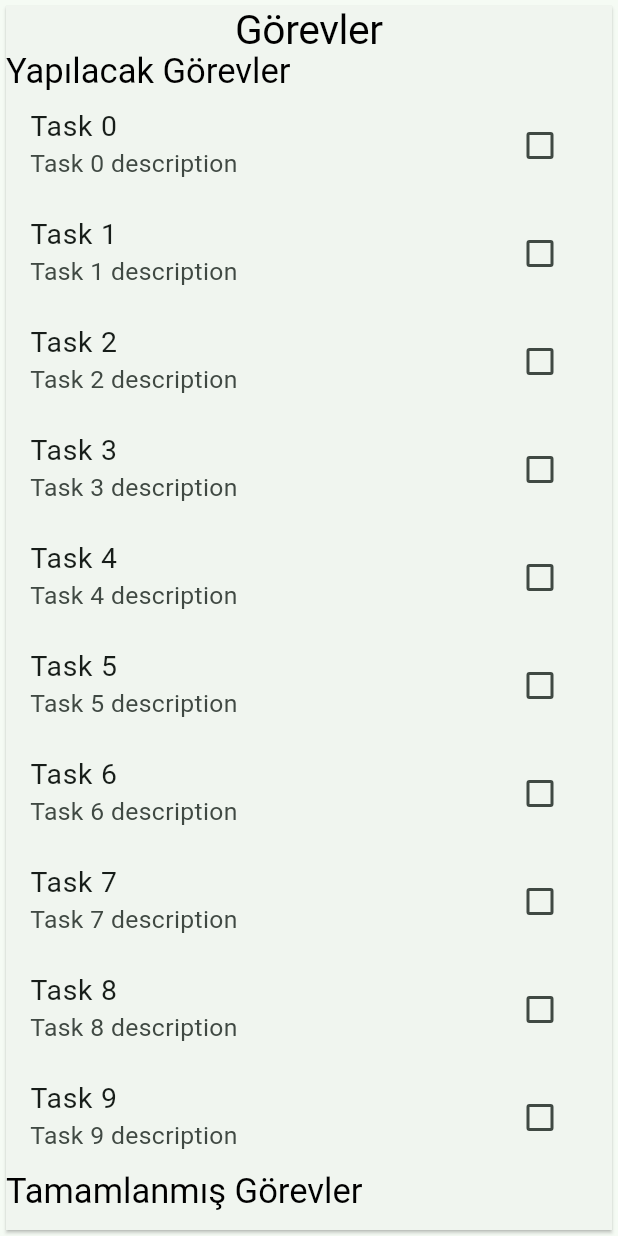
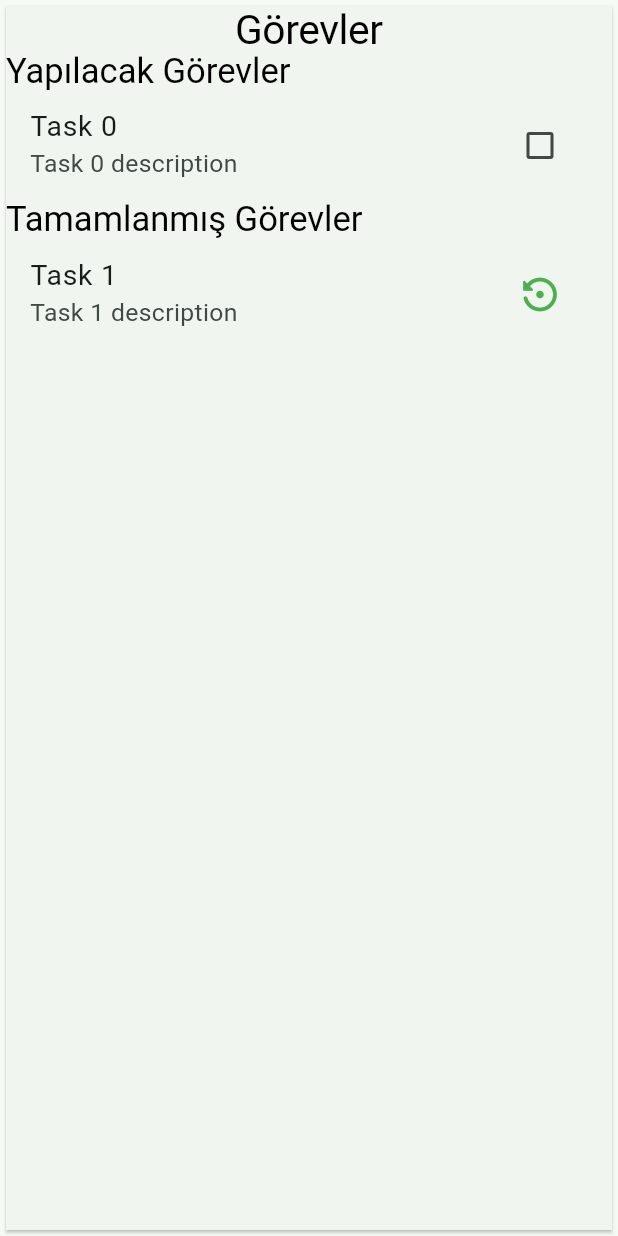
Before and after one commit to Mepsan-Petrol-A-S-Staj/wc_project, a Flutter app: the TaskPageMobile widget shown alone on an empty page, opened directly with empty values, on a phone screen of 412 x 824 dp. Run offline on Flutter 3.47's test engine with Material 3 defaults, Android fonts, the phone set to English and light mode, and no system bars; our stand-ins replace connectivity_plus, flutter_rating_stars, flutter_svg, hooks_riverpod, icons_plus, riverpod and 1 more; missing offline and left inert: network_info_plus, slide_digital_clock; accounts and stored records are empty.

Commit message:
• Upgrade: Taskpage responsive

```diff
--- a/wc_project/lib/main.dart
+++ b/wc_project/lib/main.dart
@@ -58,7 +58,7 @@ class MyApp extends StatelessWidget {
         '/': (context) => PatternPage(height: height, width: width),
         '/homepage': (context) => HomePage(height: height, width: width),
         '/loginpage': (context) => LoginPage(height: height, width: width),
-        '/taskpage': (context) => TaskPage(height: height, width: width),
+        '/taskpage': (context) => TaskPage(),
         '/devicesavepage': (context) =>
             DeviceSavePage(height: height, width: width),
       },
--- a/wc_project/lib/services/controllers/patternpage_controller.dart
+++ b/wc_project/lib/services/controllers/patternpage_controller.dart
@@ -87,8 +87,7 @@ class PatternPageController {
               );
       case 2:
         return SingleChildScrollView(
-            physics: const BouncingScrollPhysics(),
-            child: TaskPage(height: height, width: width));
+            physics: const BouncingScrollPhysics(), child: TaskPage());
       case 3:
         return SingleChildScrollView(
             physics: const BouncingScrollPhysics(),
--- a/wc_project/lib/widgets/mobile/taskpagecard_widget.dart
+++ b/wc_project/lib/widgets/mobile/taskpagecard_widget.dart
@@ -36,17 +36,19 @@ class TaskPageMobile extends StatelessWidget {
               SharedConstants.taskPageTitle,
               style: Theme.of(context).textTheme.displayLarge,
             ),
-            for (int i = 0;
-                i < SharedList.taskPageCardTextList.length;
-                i++)
+            for (int i = 0; i < SharedList.taskPageCardTextList.length; i++)
               Column(
                 crossAxisAlignment: CrossAxisAlignment.start,
                 children: [
-                  Text(
+                  Padding(
+                    padding: EdgeInsets.symmetric(
+                      vertical: height * SharedConstants.generalPadding,
+                    ),
+                    child: Text(
                       SharedList.taskPageCardTextList[i],
                       style: Theme.of(context).textTheme.displayMedium,
                     ),
-                  for (int i = 0; i < 10; i++)
+                  ),
                   ListTile(
                     title: Text(
                       'Task $i',
@@ -54,9 +56,15 @@ class TaskPageMobile extends StatelessWidget {
                     subtitle: Text(
                       'Task $i description',
                     ),
-                      trailing: Checkbox(
-                        value: false,
-                        onChanged: (bool? value) {},
+                    trailing: i == 0
+                        ? Checkbox(value: false, onChanged: (value) {})
+                        : IconButton(
+                            onPressed: () {},
+                            icon: Icon(
+                              Icons.settings_backup_restore_rounded,
+                              color: Colors.green,
+                              size: 30,
+                            ),
                           ),
                   ),
                 ],
```
Also changed, not shown: wc_project/lib/pages/task_page.dart (+14 -15 lines), wc_project/lib/services/controllers/taskpage_controller.dart (+30 -1 lines). Lines whose indentation alone changed are shown as unchanged.
